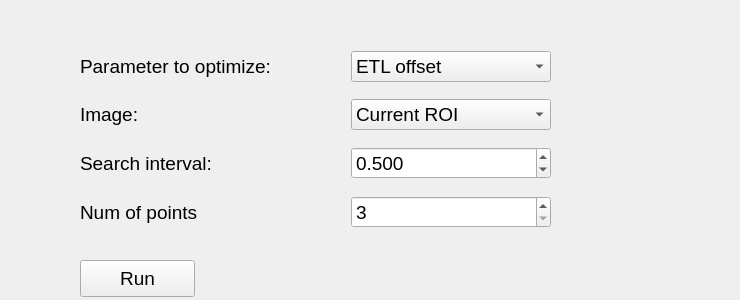
mesoSPIM/mesoSPIM-control, file mesoSPIM/gui/mesoSPIM_Optimizer.ui: the form before one commit.
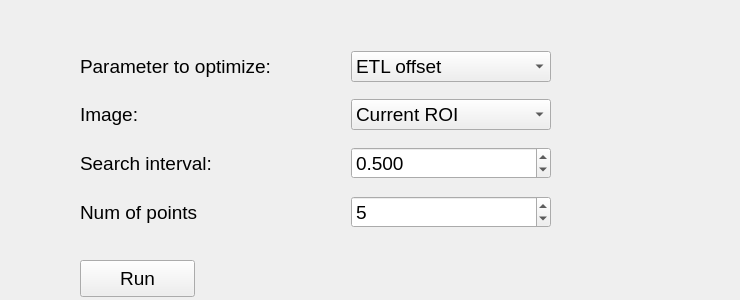
The form after the commit.

Commit message: first draft of etl optimization loop

Patch:
```diff
--- a/mesoSPIM/gui/mesoSPIM_Optimizer.ui
+++ b/mesoSPIM/gui/mesoSPIM_Optimizer.ui
@@ -66,6 +66,9 @@
       <property name="maximum">
        <number>30</number>
       </property>
+      <property name="value">
+       <number>5</number>
+      </property>
      </widget>
     </item>
     <item row="2" column="2">
```
Left out of the diff: 2 changed lines with no effect on the pictures. The commit also changes 1 other file.
